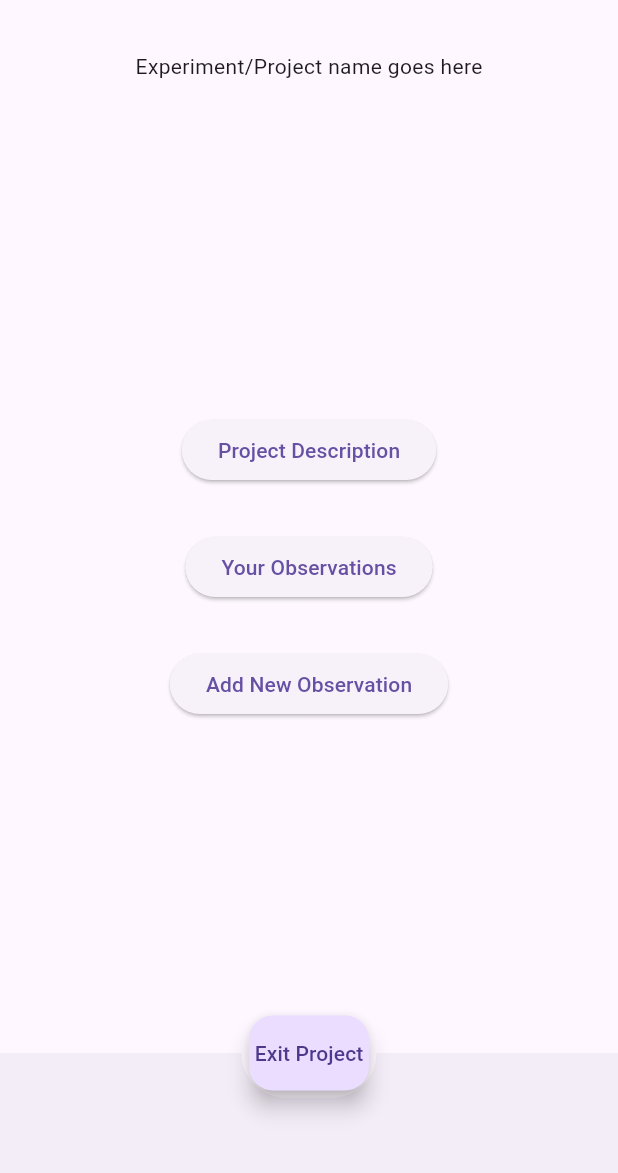
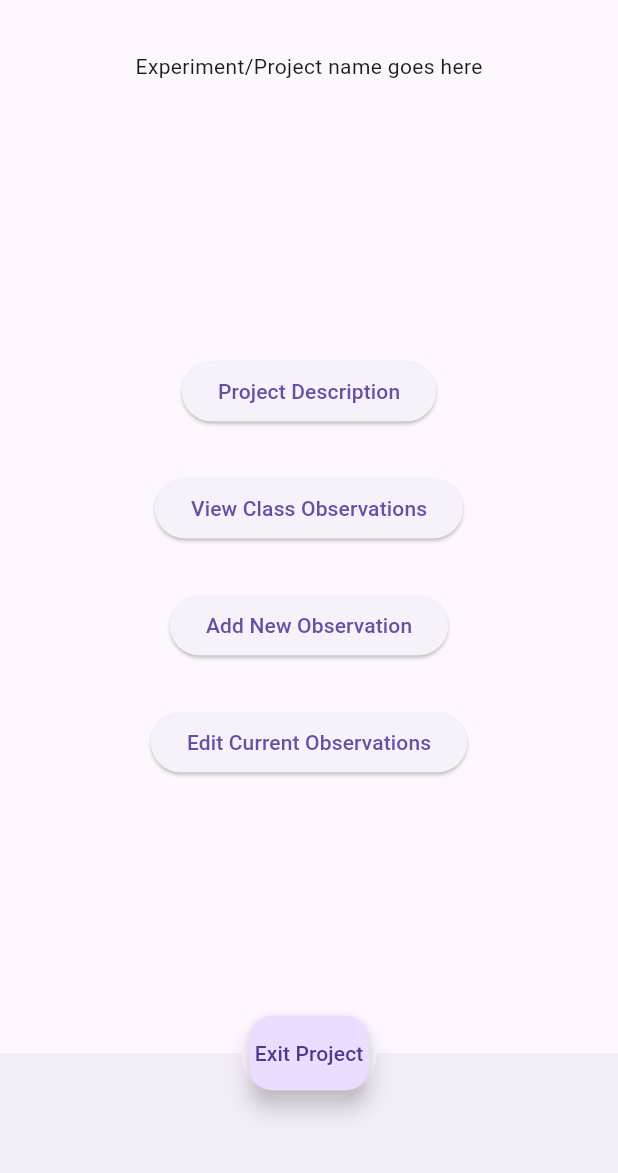
Before and after one commit to cocomittens/citizen-science-for-kids, a Flutter app: the NavPage screen opened by its route, on a phone screen of 412 x 824 dp, the part 63-1236 px from its top. Run offline on Flutter 3.47's test engine with Material 3 defaults, Android fonts, the phone set to English and light mode, and no system bars.

Commit message:
Edited Nav Page

```diff
--- a/mobile/lib/screens/nav_page.dart
+++ b/mobile/lib/screens/nav_page.dart
@@ -27,7 +27,7 @@ class NavPage extends StatelessWidget {
               },
             ),
             ElevatedButton(
-              child: const Text('Your Observations'),
+              child: const Text('View Class Observations'),
               onPressed: () {
                 Navigator.pushNamed(context, '/view');
               }
@@ -36,6 +36,12 @@ class NavPage extends StatelessWidget {
               child: const Text('Add New Observation'),
               onPressed: () {
                 Navigator.pushNamed(context, '/add');
+              }
+            ),
+            ElevatedButton(
+              child: const Text('Edit Current Observations'),
+              onPressed: () {
+                Navigator.pushNamed(context, 'edit');
               }
             )
           ]
```
